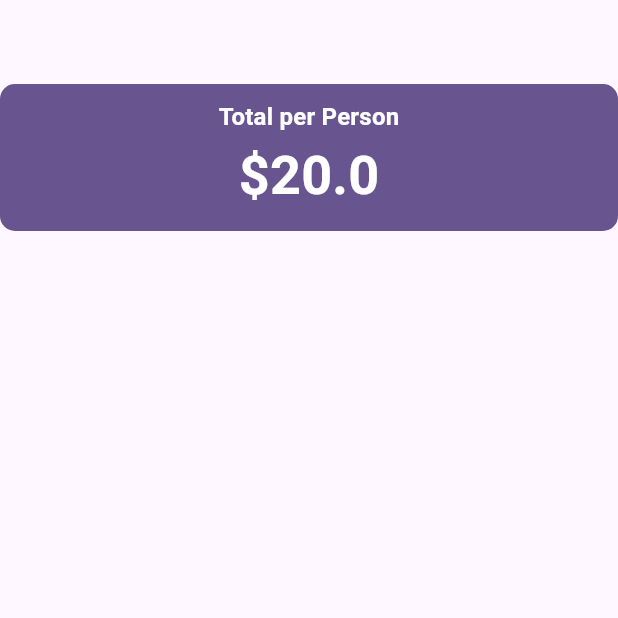
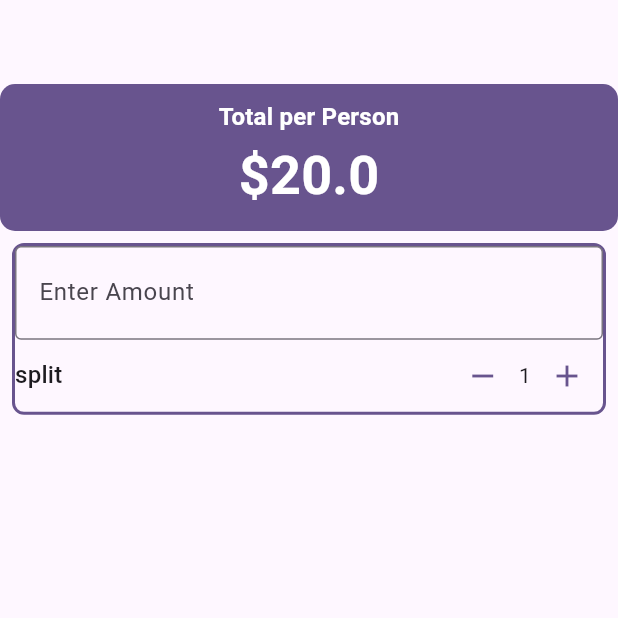
Before and after one commit to jenn-jk/tipcalc, a Flutter app: the screen it shows after launch, on a phone screen of 412 x 824 dp, the top half of it. Run offline on Flutter 3.47's test engine with Material 3 defaults, Android fonts, the phone set to English and light mode, and no system bars.

Commit message:
added increment and decrement buttons

```diff
--- a/lib/app.dart
+++ b/lib/app.dart
@@ -8,6 +8,24 @@ class TipCalc extends StatefulWidget {
 }
 
 class _TipCalcState extends State<TipCalc> {
+  // properties
+  int _personCount = 1;
+
+  // methods
+  void increment() {
+    setState(() {
+      _personCount++;
+    });
+  }
+
+  void decrement() {
+    setState(() {
+      if (_personCount > 1) {
+        _personCount--;
+      }
+    });
+  }
+
   @override
   Widget build(BuildContext context) {
     var theme = Theme.of(context);
@@ -32,11 +50,61 @@ class _TipCalcState extends State<TipCalc> {
             child: Column(
               children: [
                 Text("Total per Person", style: style),
-                Text('\$20.0', style: style.copyWith(
-                  color: theme.colorScheme.onPrimary,
-                  fontSize: theme.textTheme.displaySmall!.fontSize
-                )),
+                Text(
+                  '\$20.0',
+                  style: style.copyWith(
+                    color: theme.colorScheme.onPrimary,
+                    fontSize: theme.textTheme.displaySmall!.fontSize,
+                  ),
+                ),
               ],
+            ),
+          ),
+
+          // main container
+          Padding(
+            padding: const EdgeInsets.all(8.0),
+            child: Container(
+              decoration: BoxDecoration(
+                borderRadius: BorderRadius.circular(8.0),
+                border: Border.all(color: theme.colorScheme.primary, width: 2),
+              ),
+              child: Column(
+                children: [
+                  TextField(
+                    decoration: InputDecoration(
+                      border: OutlineInputBorder(),
+                      prefix: Icon(Icons.attach_money),
+                      labelText: "Enter Amount",
+                    ),
+                    keyboardType: TextInputType.number,
+                    onChanged: (value) {
+                      print(value);
+                    },
+                  ),
+                  Row(
+                    mainAxisAlignment: MainAxisAlignment.spaceBetween,
+                    children: [
+                      Text("split", style: theme.textTheme.titleMedium),
+                      Row(
+                        children: [
+                          IconButton(
+                            color: theme.colorScheme.primary,
+                            onPressed: decrement,
+                            icon: Icon(Icons.remove),
+                          ),
+                          Text("$_personCount"),
+                          IconButton(
+                            color: theme.colorScheme.primary,
+                            onPressed: increment,
+                            icon: Icon(Icons.add),
+                          ),
+                        ],
+                      ),
+                    ],
+                  ),
+                ],
+              ),
             ),
           ),
         ],
```
